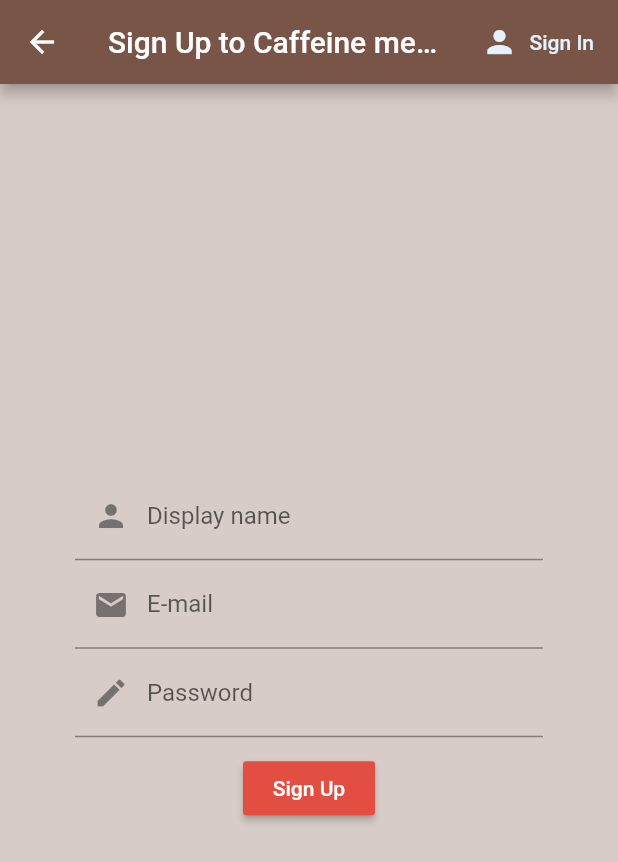
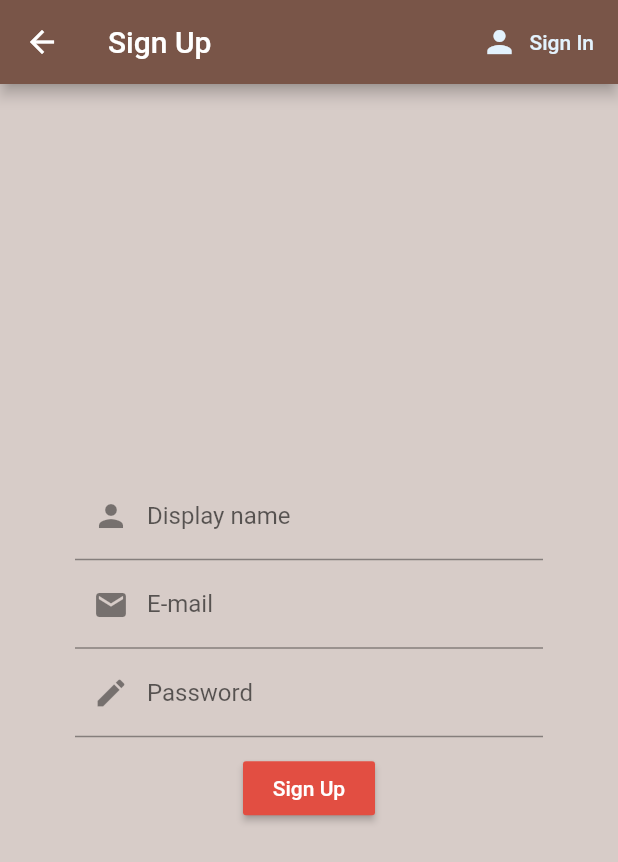
Before and after one commit to jtlinna/caffeine_me_up, a Flutter app: the SignUpView screen opened directly, on a phone screen of 412 x 824 dp. Shown: the top 862 px of the screen. Run offline on Flutter 3.47's test engine with Material 2 defaults, Android fonts, the phone set to English and light mode, and no system bars; our stand-ins replace cloud_firestore, firebase_auth, flutter_spinkit; accounts and stored records are empty.

Commit message:
Cleaned up app bar titles

```diff
--- a/lib/views/auth/sign_in_view.dart
+++ b/lib/views/auth/sign_in_view.dart
@@ -52,7 +52,7 @@ class _SignInViewState extends State<SignInView> {
         ? Loading()
         : Scaffold(
             appBar: AppBar(
-              title: Text('Sign In to Caffeine me up!'),
+              title: Text('Sign Up'),
               actions: <Widget>[
                 FlatButton.icon(
                   icon: Icon(Icons.person),
--- a/lib/views/auth/sign_up_view.dart
+++ b/lib/views/auth/sign_up_view.dart
@@ -56,7 +56,7 @@ class _SignUpViewState extends State<SignUpView> {
         ? Loading()
         : Scaffold(
             appBar: AppBar(
-              title: Text('Sign Up to Caffeine me up!'),
+              title: Text('Sign Up'),
               actions: <Widget>[
                 FlatButton.icon(
                   icon: Icon(Icons.person),
--- a/lib/views/home/home_view.dart
+++ b/lib/views/home/home_view.dart
@@ -58,7 +58,7 @@ class _HomeViewState extends State<HomeView> {
     return userData == null
         ? Loading()
         : Scaffold(
-            appBar: AppBar(title: Text('Caffeine me up!'), actions: <Widget>[
+            appBar: AppBar(title: Text('Home'), actions: <Widget>[
               FlatButton.icon(
                 icon: Icon(Icons.person),
                 label: Text('Profile'),
```
